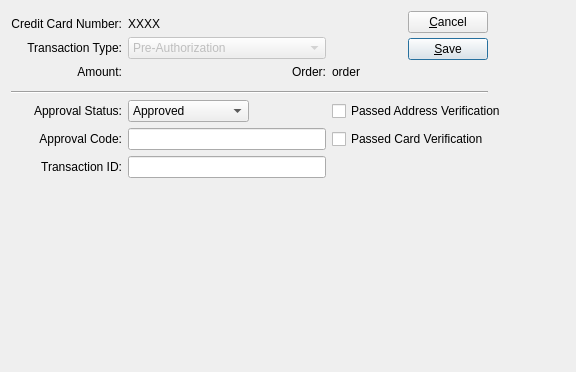
The window that guiclient/externalCCTransaction.ui (Pegasus-RPG/xtuple-client) describes before a commit, drawn with Qt 5.
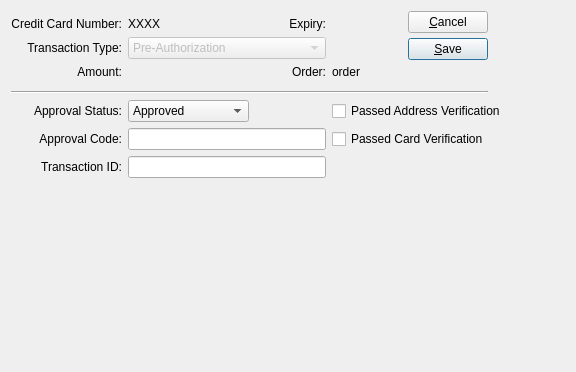
The same window after the commit. Custom widgets are drawn as their Qt base class.

Commit message: Issue #14206: Credit Card Transaction screen

Patch:
```diff
--- a/guiclient/externalCCTransaction.ui
+++ b/guiclient/externalCCTransaction.ui
@@ -101,7 +101,20 @@
      </property>
     </widget>
    </item>
-   <item row="1" column="2" colspan="2">
+   <item row="1" column="2">
+    <widget class="QLabel" name="_expDateLit">
+     <property name="text">
+      <string>Expiry:</string>
+     </property>
+     <property name="alignment">
+      <set>Qt::AlignRight|Qt::AlignTrailing|Qt::AlignVCenter</set>
+     </property>
+     <property name="buddy">
+      <cstring>_expDate</cstring>
+     </property>
+    </widget>
+   </item>
+   <item row="1" column="3">
     <widget class="DLineEdit" name="_expDate">
      <property name="enabled">
       <bool>false</bool>
```
Left out of the diff: 2 changed lines with no effect on the pictures.
